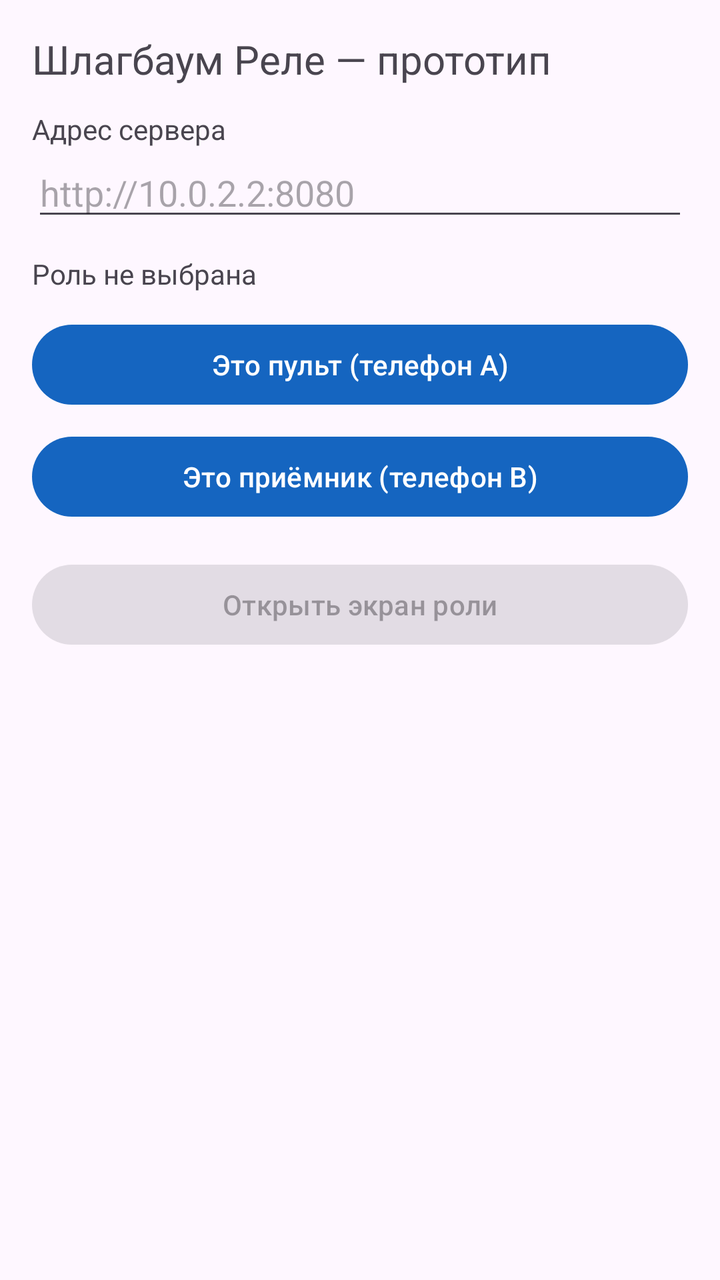
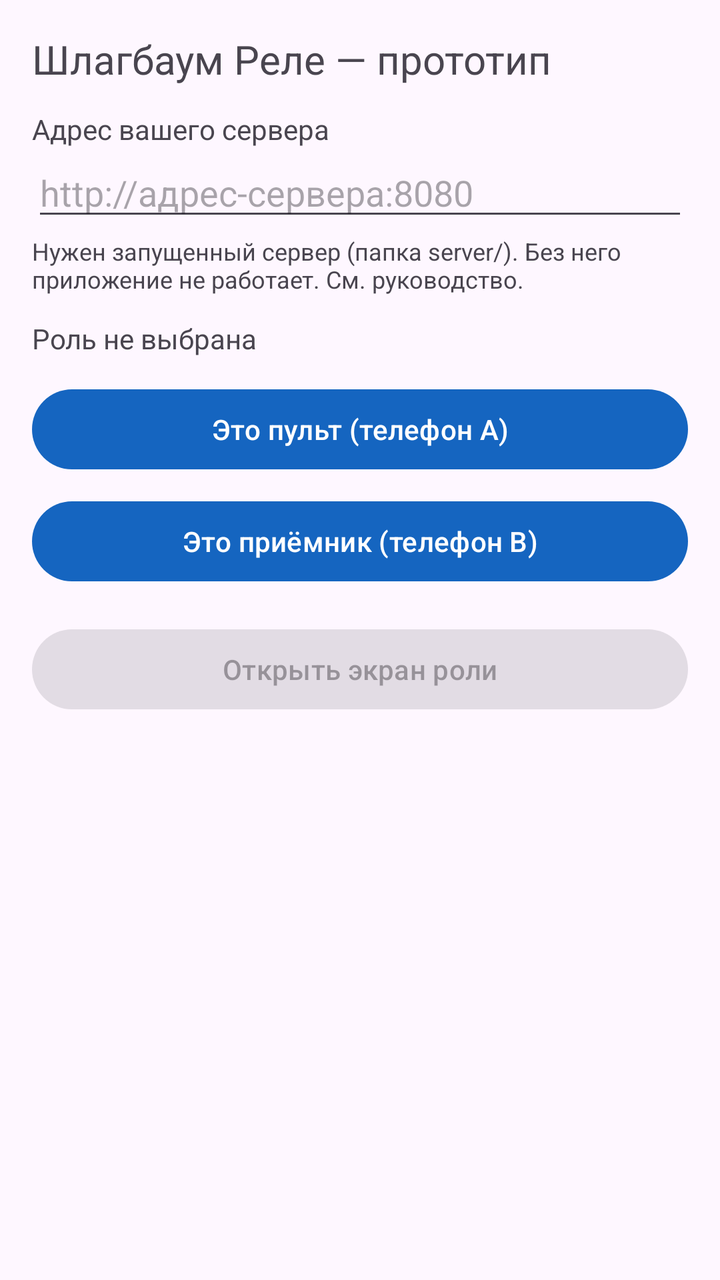

Before-and-after screenshots of an Android layout around one commit, followed by the original layout XML and the change that was made.
<!-- AndroidManifest.xml: application theme Theme.ShlagbaumRelay -->
<!-- res/layout/activity_main.xml -->
<?xml version="1.0" encoding="utf-8"?>
<ScrollView xmlns:android="http://schemas.android.com/apk/res/android"
    android:layout_width="match_parent" android:layout_height="match_parent">
    <LinearLayout
        android:layout_width="match_parent" android:layout_height="wrap_content"
        android:orientation="vertical" android:padding="16dp">

        <TextView android:layout_width="wrap_content" android:layout_height="wrap_content"
            android:text="Шлагбаум Реле — прототип" android:textSize="20sp"
            android:paddingBottom="12dp" />

        <TextView android:layout_width="wrap_content" android:layout_height="wrap_content" android:text="Адрес сервера" />
        <EditText android:id="@+id/etServer" android:layout_width="match_parent" android:layout_height="wrap_content"
            android:inputType="textUri" android:hint="http://10.0.2.2:8080" />

        <TextView android:id="@+id/tvRole" android:layout_width="wrap_content" android:layout_height="wrap_content"
            android:paddingTop="12dp" android:text="Роль не выбрана" />

        <Button android:id="@+id/btnRoleController" android:layout_width="match_parent" android:layout_height="wrap_content"
            android:layout_marginTop="12dp" android:text="Это пульт (телефон A)" />
        <Button android:id="@+id/btnRoleReceiver" android:layout_width="match_parent" android:layout_height="wrap_content"
            android:layout_marginTop="8dp" android:text="Это приёмник (телефон B)" />

        <Button android:id="@+id/btnOpenRole" android:layout_width="match_parent" android:layout_height="wrap_content"
            android:layout_marginTop="16dp" android:text="Открыть экран роли" android:enabled="false" />

        <TextView android:id="@+id/tvStatus" android:layout_width="match_parent" android:layout_height="wrap_content"
            android:paddingTop="16dp" android:textIsSelectable="true" />
    </LinearLayout>
</ScrollView>
<!-- resources referenced by this layout -->
<resources>
  <style name="Theme.ShlagbaumRelay" parent="Theme.Material3.DayNight.NoActionBar">
          <item name="colorPrimary">@color/blue</item>
      </style>
  <color name="blue">#1565C0</color>
</resources>

<!-- the commit's change to res/layout/activity_main.xml (unified diff, before → after) -->
@@ -9,9 +9,12 @@
             android:text="Шлагбаум Реле — прототип" android:textSize="20sp"
             android:paddingBottom="12dp" />
 
-        <TextView android:layout_width="wrap_content" android:layout_height="wrap_content" android:text="Адрес сервера" />
+        <TextView android:layout_width="wrap_content" android:layout_height="wrap_content" android:text="Адрес вашего сервера" />
         <EditText android:id="@+id/etServer" android:layout_width="match_parent" android:layout_height="wrap_content"
-            android:inputType="textUri" android:hint="http://10.0.2.2:8080" />
+            android:inputType="textUri" android:hint="http://адрес-сервера:8080" />
+        <TextView android:layout_width="wrap_content" android:layout_height="wrap_content"
+            android:textSize="12sp" android:paddingTop="2dp"
+            android:text="Нужен запущенный сервер (папка server/). Без него приложение не работает. См. руководство." />
 
         <TextView android:id="@+id/tvRole" android:layout_width="wrap_content" android:layout_height="wrap_content"
             android:paddingTop="12dp" android:text="Роль не выбрана" />
